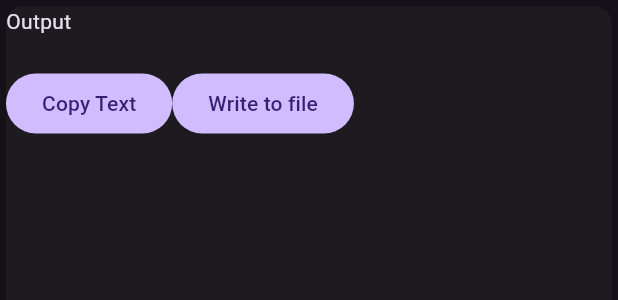
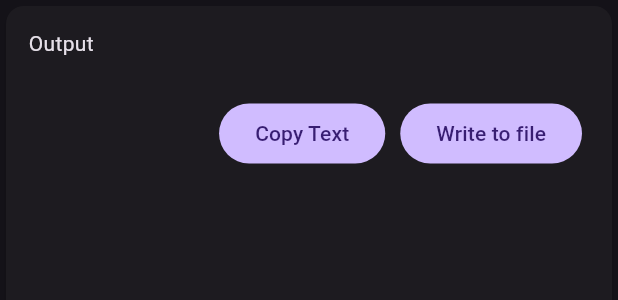
Before and after one commit to loadedcypher/Sephiri, a Flutter app: the OutputCard widget shown alone on an empty page, opened directly with empty values, on a phone screen of 412 x 824 dp. Shown: the top 300 px of the screen. Run offline on Flutter 3.47's test engine with Material 3 defaults, Android fonts, the light colour scheme and no system bars; our stand-ins replace file_picker, google_fonts; missing offline and left inert: clipboard.

Commit message:
begun styling

```diff
--- a/sephiri_frontend/lib/fragments/output_card.dart
+++ b/sephiri_frontend/lib/fragments/output_card.dart
@@ -26,6 +26,8 @@ class _OutputCardState extends State<OutputCard> {
   @override
   Widget build(BuildContext context) {
     return Card(
+      child: Padding(
+        padding: const EdgeInsets.all(15.0),
         child: Column(
           children: [
             const Row(
@@ -35,28 +37,37 @@ class _OutputCardState extends State<OutputCard> {
               children: [Text(widget.outputText)],
             ),
             Row(
+              mainAxisAlignment: MainAxisAlignment.end,
               children: [
-              FilledButton(
+                Padding(
+                  padding: const EdgeInsets.all(5.0),
+                  child: FilledButton(
                       onPressed: () => copyText(widget.outputText),
                       child: const Text("Copy Text")),
-              FilledButton(
+                ),
+                Padding(
+                  padding: const EdgeInsets.all(5.0),
+                  child: FilledButton(
                       onPressed: () async {
                         String? result =
                             await FilePicker.platform.getDirectoryPath();
                         writeFile(result!, 'encrypted${DateTime.now()}.txt',
                                 widget.outputText)
                             .then((value) {
-                      ScaffoldMessenger.of(context).showSnackBar(const SnackBar(
+                          ScaffoldMessenger.of(context)
+                              .showSnackBar(const SnackBar(
                             content: Text("File has been saved"),
                             duration: Duration(seconds: 2),
                           ));
                         });
                       },
-                  child: const Text("Write to file"))
+                      child: const Text("Write to file")),
+                )
               ],
             )
           ],
         ),
+      ),
     );
   }
 }
--- a/sephiri_frontend/lib/styles/styles.dart
+++ b/sephiri_frontend/lib/styles/styles.dart
@@ -1,2 +1,6 @@
 import 'package:flutter/material.dart';
 import 'package:google_fonts/google_fonts.dart';
+
+TextStyle? titleStyle = GoogleFonts.lato(
+  fontSize: 30.0,
+);
--- a/sephiri_frontend/pubspec.yaml
+++ b/sephiri_frontend/pubspec.yaml
@@ -35,10 +35,10 @@ dependencies:
   # The following adds the Cupertino Icons font to your application.
   # Use with the CupertinoIcons class for iOS style icons.
   cupertino_icons: ^1.0.2
-  google_fonts: ^6.2.0
   file_picker: ^8.0.0+1
   http: ^1.2.0
   clipboard: ^0.1.3
+  google_fonts: ^6.2.0
 
 dev_dependencies:
   flutter_test:
@@ -49,7 +49,7 @@ dev_dependencies:
   # activated in the `analysis_options.yaml` file located at the root of your
   # package. See that file for information about deactivating specific lint
   # rules and activating additional ones.
-  flutter_lints: ^2.0.0
+  flutter_lints: ^3.0.2
 
 # For information on the generic Dart part of this file, see the
 # following page: https://dart.dev/tools/pub/pubspec
```
Also changed, not shown: sephiri_frontend/lib/main.dart (+6 -1 lines), sephiri_frontend/lib/pages/splash_screen.dart (+14 -11 lines), sephiri_frontend/pubspec.lock. Lines whose indentation alone changed are shown as unchanged.
